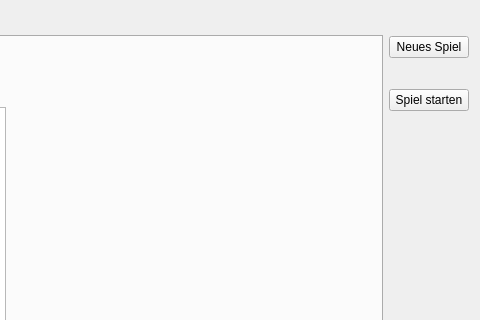
Above: untitled/mainwindow.ui from johannesmik/ar-blindekuh before the change; both pictures show x 378 to 858 and y 0 to 320 of the 858 by 409 pixel window. Below: the same form after it.
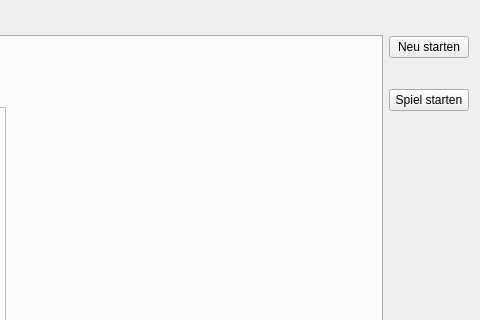
That is the form after the change. Custom widgets are drawn as their Qt base class.

```diff
--- a/untitled/mainwindow.ui
+++ b/untitled/mainwindow.ui
@@ -103,7 +103,7 @@
       <item>
        <widget class="QPushButton" name="newGame">
         <property name="text">
-         <string>Neues Spiel</string>
+         <string>Neu starten</string>
         </property>
        </widget>
       </item>
```
Left out of the diff: 2 changed lines with no effect on the pictures.
